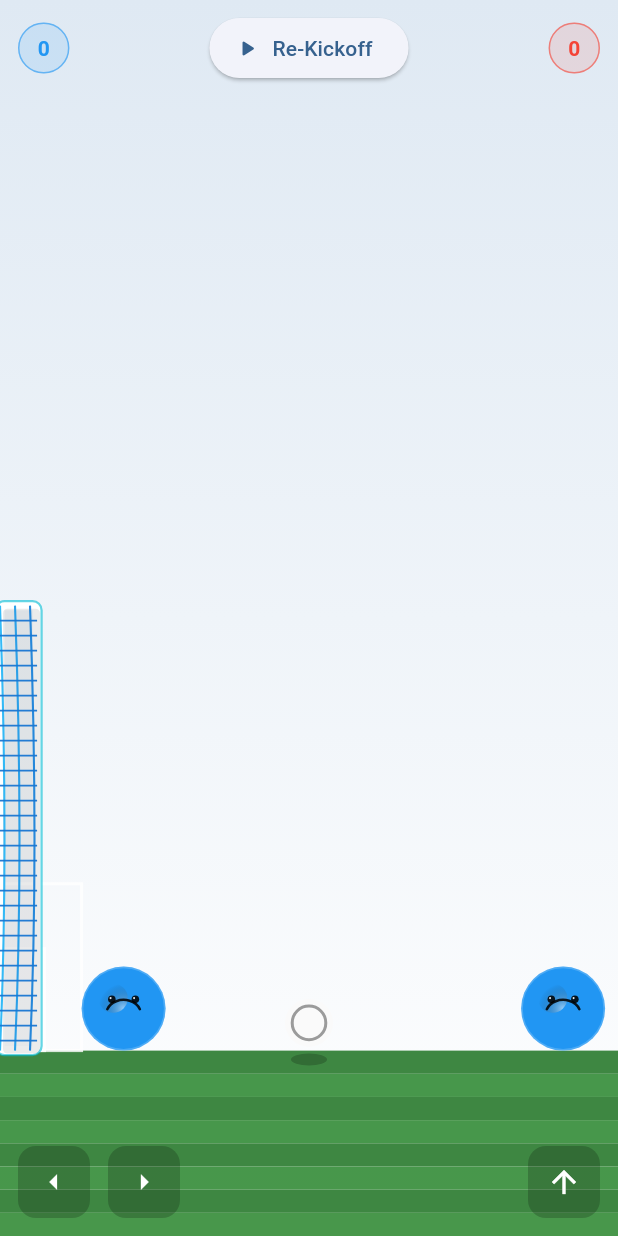
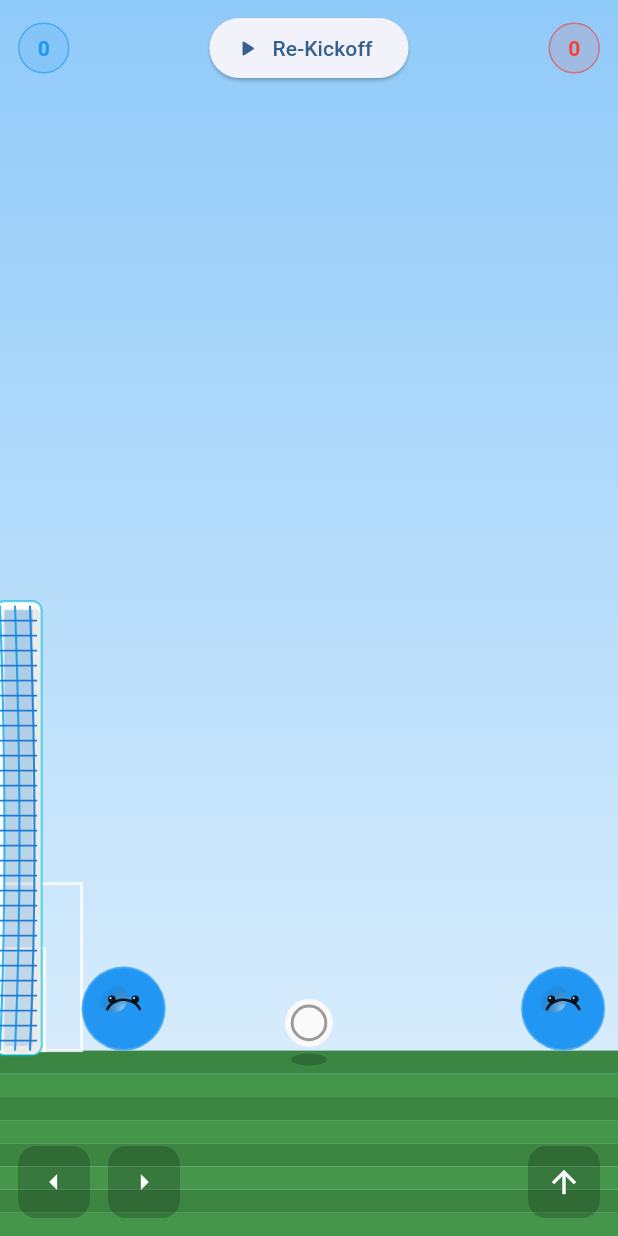
Before and after one commit to Mangolan/soccer_game, a Flutter app: the GameWidget widget shown alone on an empty page, opened directly with sample values from the repository, after a tap on "Kickoff", on a phone screen of 412 x 824 dp. Run offline on Flutter 3.47's test engine with Material 3 defaults, Android fonts, the phone set to English and light mode, and no system bars.

Commit message:
feat(weather): random weather presets with sky/grass variations and rain overlay; fix AI selection to exclude player; pass expressions/eyes; add dt clamp; fixes

```diff
--- a/lib/game/game_widget.dart
+++ b/lib/game/game_widget.dart
@@ -5,6 +5,8 @@
 import 'dart:math' as math;
 import 'game_logic.dart';
 import '../marble_face.dart';
+
+enum WeatherType { dayClear, dayRain, cloudy, cloudyRain, evening }
 
 class GameWidget extends StatefulWidget {
   final MarbleStyle leftStyle;
@@ -50,15 +52,22 @@
   double _cameraX = 0.0;
   double _time = 0.0;
   bool _advanced = false;
+  late WeatherType _weather;
 
   // Input
   bool _left = false;
   bool _right = false;
   bool _jump = false;
 
+  WeatherType _randomWeather() {
+    const all = WeatherType.values;
+    return all[math.Random().nextInt(all.length)];
+  }
+
   @override
   void initState() {
     super.initState();
+    _weather = _randomWeather();
     _game = GameState(
       size: const Size(360, 640),
       leftPlayer: PlayerState(pos: const Offset(100, 400), color: Colors.blue),
@@ -164,7 +173,7 @@
           child: Stack(
             fit: StackFit.expand,
             children: [
-              CustomPaint(painter: _FieldPainter(_game, cameraX: _cameraX, time: _time)),
+              CustomPaint(painter: _FieldPainter(_game, weather: _weather, cameraX: _cameraX, time: _time)),
               if (_game.celebrating)
                 Positioned.fill(
                   child: IgnorePointer(
@@ -181,7 +190,7 @@
                             boxShadow: [BoxShadow(color: Colors.black26, blurRadius: 12)],
                           ),
                           child: const Text(
-                            'GOAL! 🎉',
+                            'GOAL! ??',
                             style: TextStyle(fontSize: 28, fontWeight: FontWeight.w800, color: Colors.black87),
                           ),
                         ),
@@ -313,29 +322,31 @@
 
 class _FieldPainter extends CustomPainter {
   final GameState g;
+  final WeatherType weather;
   final double cameraX;
   final double time;
-  _FieldPainter(this.g, {required this.cameraX, required this.time});
+  _FieldPainter(this.g, {required this.weather, required this.cameraX, required this.time});
 
   @override
   void paint(Canvas canvas, Size size) {
     canvas.save();
     canvas.translate(-cameraX, 0);
-    // Sky background gradient
+    // Sky background gradient (by weather)
+    final sky = _skyColors();
     final bg = Paint()
-      ..shader = const LinearGradient(
-        colors: [Color(0xFFdfe9f3), Color(0xFFffffff)],
+      ..shader = LinearGradient(
+        colors: sky,
         begin: Alignment.topCenter,
         end: Alignment.bottomCenter,
       ).createShader(Offset.zero & size);
     canvas.drawRect(Rect.fromLTWH(0, 0, g.worldWidth, size.height), bg);
 
-    // Ground and premium grass stripes
+    // Ground and grass stripes (by weather)
     final groundY = g.groundY;
     final field = Rect.fromLTWH(0, groundY, g.worldWidth, size.height - groundY);
-    final baseGrass = const Color(0xFF2e7d32);
-    final stripeA = baseGrass.withOpacity(0.92);
-    final stripeB = const Color(0xFF388e3c).withOpacity(0.92);
+    final grass = _grassColors();
+    final stripeA = grass.$1;
+    final stripeB = grass.$2;
     const stripeCount = 8;
     final stripeH = field.height / stripeCount;
     for (var i = 0; i < stripeCount; i++) {
@@ -393,6 +404,60 @@
       ..strokeWidth = 2;
     canvas.drawCircle(g.ball.pos, GameConfig.ballRadius * 0.7, seam);
     canvas.restore();
+
+    // Rain overlay in screen space
+    if (weather == WeatherType.dayRain || weather == WeatherType.cloudyRain) {
+      _drawRainOverlay(canvas, size);
+    }
+  }
+
+  List<Color> _skyColors() {
+    switch (weather) {
+      case WeatherType.dayClear:
+        return const [Color(0xFF90CAF9), Color(0xFFE3F2FD)];
+      case WeatherType.dayRain:
+        return const [Color(0xFF9EC5DB), Color(0xFFE6EEF5)];
+      case WeatherType.cloudy:
+        return const [Color(0xFFB0BEC5), Color(0xFFECEFF1)];
+      case WeatherType.cloudyRain:
+        return const [Color(0xFF9EACB4), Color(0xFFDDE3E6)];
+      case WeatherType.evening:
+        return const [Color(0xFFFFCC80), Color(0xFFCE93D8)];
+    }
+  }
+
+  (Color, Color) _grassColors() {
+    switch (weather) {
+      case WeatherType.dayClear:
+      case WeatherType.dayRain:
+        return (const Color(0xFF2e7d32).withOpacity(0.92), const Color(0xFF388e3c).withOpacity(0.92));
+      case WeatherType.cloudy:
+      case WeatherType.cloudyRain:
+        return (const Color(0xFF2e7d32).withOpacity(0.82), const Color(0xFF336E30).withOpacity(0.82));
+      case WeatherType.evening:
+        return (const Color(0xFF1B5E20).withOpacity(0.9), const Color(0xFF255D2A).withOpacity(0.9));
+    }
+  }
+
+  void _drawRainOverlay(Canvas canvas, Size size) {
+    final paint = Paint()
+      ..color = Colors.white.withOpacity(0.22)
+      ..strokeWidth = 1.2
+      ..strokeCap = StrokeCap.round;
+    const spacingX = 18.0;
+    const spacingY = 22.0;
+    const speed = 240.0; // px/s downward
+    const dx = -6.0; // slant
+    const dy = 12.0;
+    final shift = (time * speed) % spacingY;
+    for (double x = 0; x <= size.width + spacingX; x += spacingX) {
+      for (double y = -spacingY; y <= size.height + spacingY; y += spacingY) {
+        final y0 = y + shift;
+        final p1 = Offset(x, y0);
+        final p2 = p1.translate(dx, dy);
+        canvas.drawLine(p1, p2, paint);
+      }
+    }
   }
 
 
```
